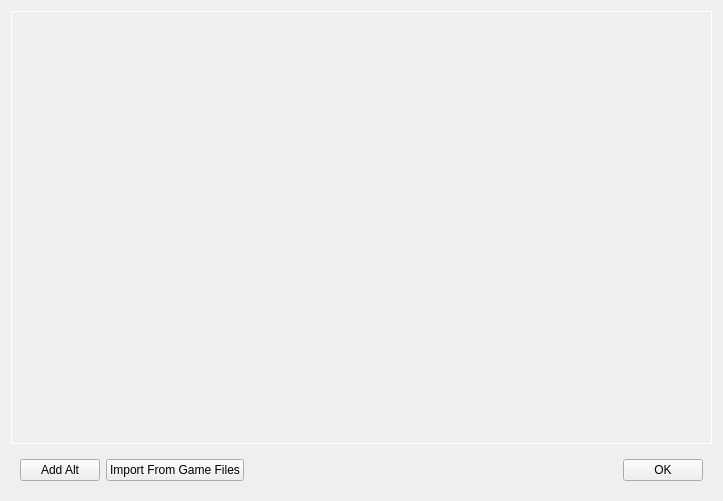
First picture: the form in Forms/dlg_Manage_Alts.ui, repository Graveflo/BDO_Enhancement_Tool, before the edit.
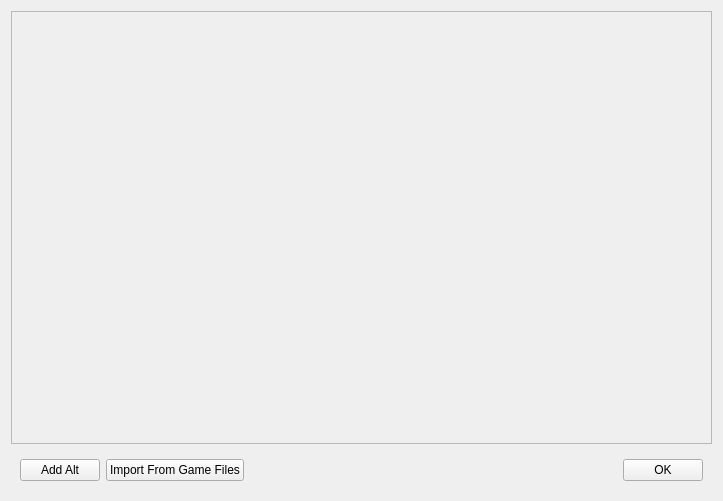
Second picture: the form after the edit.

```diff
--- a/Forms/dlg_Manage_Alts.ui
+++ b/Forms/dlg_Manage_Alts.ui
@@ -17,9 +17,7 @@
    <item>
     <widget class="QScrollArea" name="scrollArea">
      <property name="styleSheet">
-      <string notr="true">QScrollArea{
-border: 1px solid white;
-}</string>
+      <string notr="true"/>
      </property>
      <property name="frameShadow">
       <enum>QFrame::Raised</enum>
```
